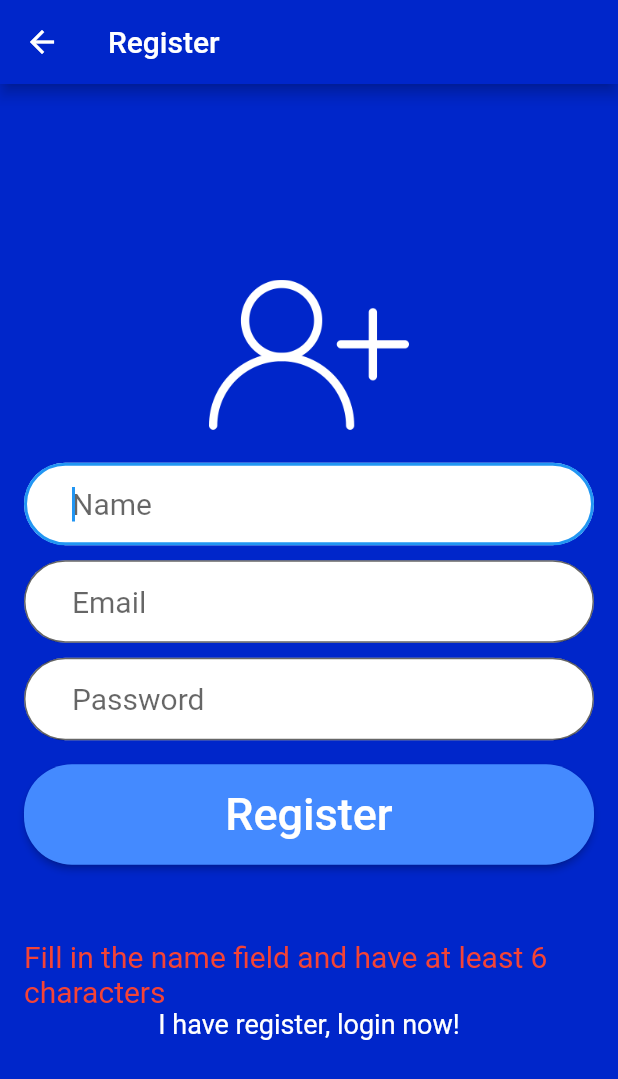
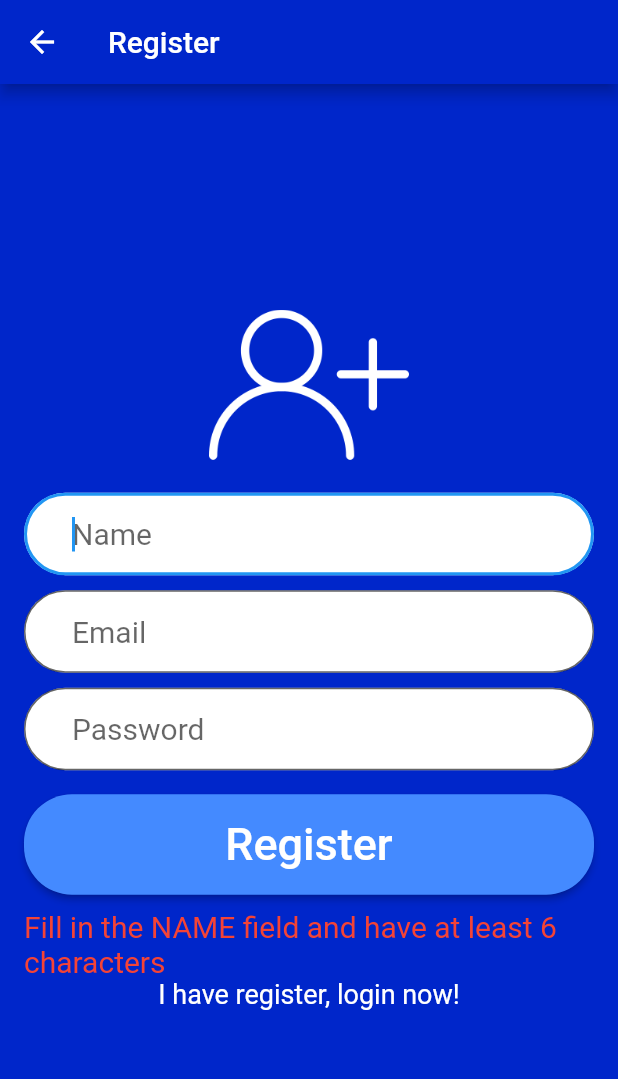
Before and after one commit to humbertoromanojr/chat-flutter, a Flutter app: the Register screen opened directly, after a tap on "Register", on a phone screen of 412 x 824 dp. Shown: the top 1079 px of the screen. Run offline on Flutter 3.47's test engine with Material 2 defaults, Android fonts, the phone set to English and light mode, and no system bars; our stand-ins replace cloud_firestore; accounts and stored records are empty.

```diff
--- a/lib/register.dart
+++ b/lib/register.dart
@@ -16,19 +16,40 @@ class _RegisterState extends State<Register> {
 
   String _messageError = "";
 
-  validateFields(){
+  _validateFields(){
     // retrieves data from fields
     String name = _controllerName.text;
     String email = _controllerEmail.text;
     String password = _controllerPassword.text;
 
     if(name.isNotEmpty && name.length >= 6){
+      if(email.isNotEmpty && email.contains("@")){
+        if(password.isNotEmpty && password.length > 6){
+          setState(() {
+            _messageError = "";
+          });
 
+          _registerUser();
+
+        } else {
+          setState(() {
+            _messageError = "Fill in the PASSWORD field and have at least 7 characters";
+          });
+        }
+      } else {
+        setState(() {
+          _messageError = "Fill in the EMAIL field and must be valid";
+        });
+      }
     } else {
       setState(() {
-        _messageError = "Fill in the name field and have at least 6 characters";
+        _messageError = "Fill in the NAME field and have at least 6 characters";
       });
     }
+  }
+
+  _registerUser(){
+
   }
 
   @override
@@ -105,7 +126,7 @@ class _RegisterState extends State<Register> {
                   ),
                 ),
                 Padding(
-                  padding: EdgeInsets.only(top: 6.0, bottom: 50.0),
+                  padding: EdgeInsets.only(top: 6.0, bottom: 10.0),
                   child: RaisedButton(
                     child: Text(
                       "Register",
@@ -117,14 +138,16 @@ class _RegisterState extends State<Register> {
                         borderRadius: BorderRadius.circular(32)
                     ),
                     onPressed: () {
-                      validateFields();
+                      _validateFields();
                     },
                   ),
                 ),
-                Text(
-                  _messageError,
-                  style: TextStyle(
-                    color: Colors.red, fontSize: 20.0
+                Center(
+                  child: Text(
+                    _messageError,
+                    style: TextStyle(
+                        color: Colors.red, fontSize: 20.0
+                    ),
                   ),
                 ),
                 Center(
```
